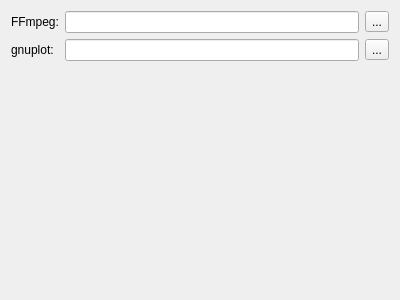
Old version of the form Plugins/org.mitk.gui.qt.ext/src/internal/QmitkExternalProgramsPreferencePage.ui in the repository MITK/MITK.
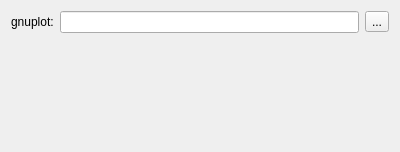
New version of the form.

Commit message: Add preference page for Movie Maker

Patch:
```diff
--- a/Plugins/org.mitk.gui.qt.ext/src/internal/QmitkExternalProgramsPreferencePage.ui
+++ b/Plugins/org.mitk.gui.qt.ext/src/internal/QmitkExternalProgramsPreferencePage.ui
@@ -7,43 +7,14 @@
     <x>0</x>
     <y>0</y>
     <width>400</width>
-    <height>300</height>
+    <height>152</height>
    </rect>
   </property>
   <property name="windowTitle">
    <string>External Programs</string>
   </property>
-  <layout class="QVBoxLayout" name="verticalLayout">
-   <item>
-    <layout class="QGridLayout" name="gridLayout">
+  <layout class="QFormLayout" name="formLayout">
      <item row="0" column="0">
-      <widget class="QLabel" name="ffmpegLabel">
-       <property name="text">
-        <string>FFmpeg:</string>
-       </property>
-       <property name="textFormat">
-        <enum>Qt::PlainText</enum>
-       </property>
-       <property name="buddy">
-        <cstring>gnuplotButton</cstring>
-       </property>
-      </widget>
-     </item>
-     <item row="0" column="1">
-      <widget class="QLineEdit" name="ffmpegLineEdit">
-       <property name="readOnly">
-        <bool>true</bool>
-       </property>
-      </widget>
-     </item>
-     <item row="0" column="2">
-      <widget class="QToolButton" name="ffmpegButton">
-       <property name="text">
-        <string>...</string>
-       </property>
-      </widget>
-     </item>
-     <item row="1" column="0">
       <widget class="QLabel" name="gnuplotLabel">
        <property name="text">
         <string>gnuplot:</string>
@@ -56,14 +27,16 @@
        </property>
       </widget>
      </item>
-     <item row="1" column="1">
+   <item row="0" column="1">
+    <layout class="QHBoxLayout" name="horizontalLayout">
+     <item>
       <widget class="QLineEdit" name="gnuplotLineEdit">
        <property name="readOnly">
         <bool>true</bool>
        </property>
       </widget>
      </item>
-     <item row="1" column="2">
+     <item>
       <widget class="QToolButton" name="gnuplotButton">
        <property name="text">
         <string>...</string>
@@ -72,19 +45,6 @@
      </item>
     </layout>
    </item>
-   <item>
-    <spacer name="verticalSpacer">
-     <property name="orientation">
-      <enum>Qt::Vertical</enum>
-     </property>
-     <property name="sizeHint" stdset="0">
-      <size>
-       <width>20</width>
-       <height>248</height>
-      </size>
-     </property>
-    </spacer>
-   </item>
   </layout>
  </widget>
  <resources/>
```
Lines whose indentation alone changed are shown as unchanged. The commit also changes 7 other files.
